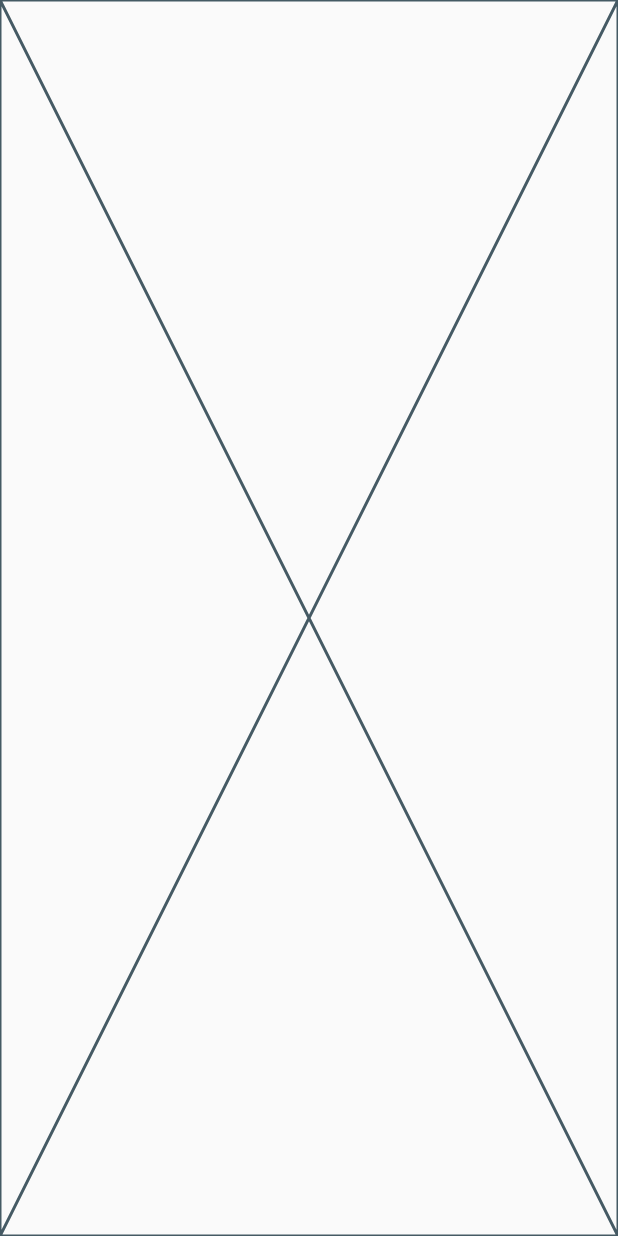
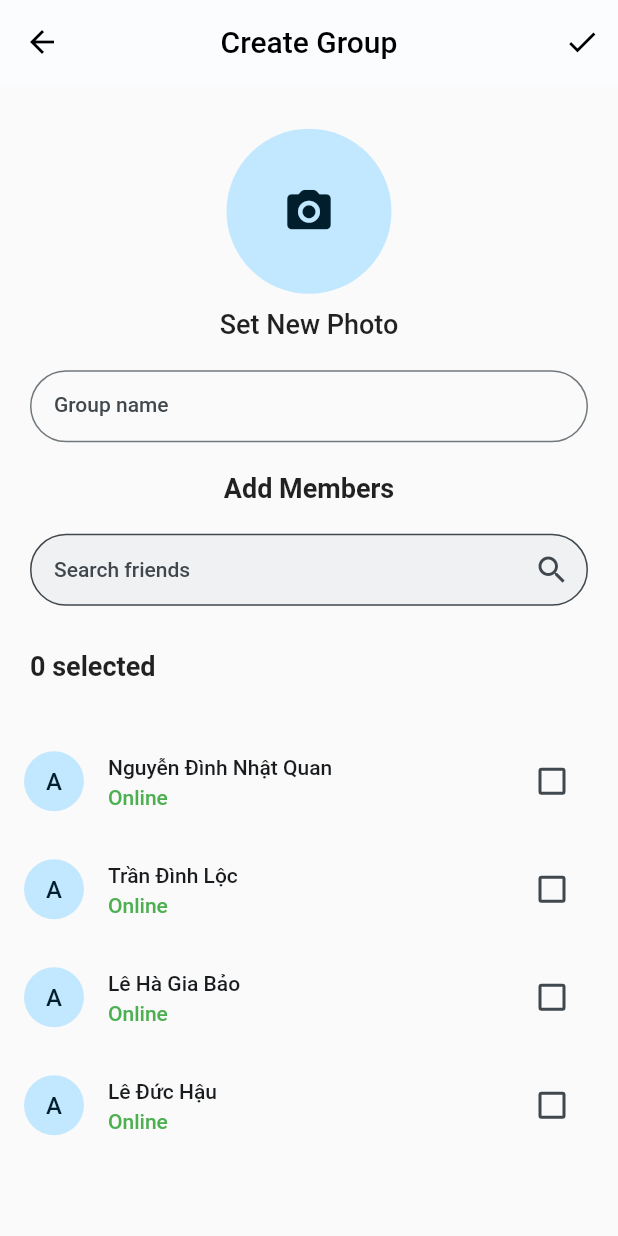
Before and after one commit to quangnhat22/cs_chat_app, a Flutter app: the CreateGroupPage screen opened directly, on a phone screen of 412 x 824 dp. Run offline on Flutter 3.47's test engine with Material 2 defaults, Android fonts, the phone set to English and light mode, and no system bars; our stand-ins replace cached_network_image, device_info_plus, dio, equatable, firebase_auth, firebase_core and 15 more; missing offline and left inert: wechat_assets_picker; accounts and stored records are empty; generated files the repository leaves out were written again; project files that could hold a hidden picture were left out.

Commit message:
Add create group

```diff
--- a/lib/core/langs/app_en.arb
+++ b/lib/core/langs/app_en.arb
@@ -79,5 +79,10 @@
   "camera_source_option": "Take photo",
   "gallery_source_option": "Choose from gallery",
   "create_group_app_bar_title": "Create Group",
-  "set_new_photo": "Set New Photo"
+  "set_new_photo": "Set New Photo",
+  "group_name": "Group name",
+  "add_members": "Add Members",
+  "search_friends": "Search friends",
+  "selected_text": "selected",
+  "user_status_online": "Online"
 }
--- a/lib/core/langs/app_vi.arb
+++ b/lib/core/langs/app_vi.arb
@@ -79,5 +79,10 @@
   "camera_source_option": "Chụp ảnh mới",
   "gallery_source_option": "Chọn ảnh từ thư viện",
   "create_group_app_bar_title": "Tạo Nhóm",
-  "set_new_photo": "Đổi Ảnh Mới"
+  "set_new_photo": "Đổi Ảnh Mới",
+  "group_name": "Tên nhóm",
+  "add_members": "Thêm Thành Viên",
+  "search_friends": "Tìm kiếm bạn bè",
+  "selected_text": "đã chọn",
+  "user_status_online": "Đang hoạt động"
 }
--- a/lib/presentation/group/create_group/create_group.dart
+++ b/lib/presentation/group/create_group/create_group.dart
@@ -2,8 +2,16 @@ library create_group;
 
 import 'dart:io';
 
+import 'package:chatapp/common/widgets/stateless/ink_well/ink_well_dynamic_border.dart';
+import 'package:chatapp/core/config/app_text_style.dart';
+import 'package:chatapp/core/routes/app_navigation.dart';
 import 'package:flutter/material.dart';
 import 'package:image_cropper/image_cropper.dart';
 import 'package:flutter_gen/gen_l10n/app_localizations.dart';
 import 'package:image_picker/image_picker.dart';
 import 'package:flutter_screenutil/flutter_screenutil.dart';
+import 'package:chatapp/core/config/app_text_style.dart';
+
+part 'page/create_group_page.dart';
+part 'widgets/group_set_photo.dart';
+part 'widgets/group_add_member.dart';
--- a/lib/presentation/group/create_group/page/create_group_page.dart
+++ b/lib/presentation/group/create_group/page/create_group_page.dart
@@ -1,9 +1,4 @@
-import 'dart:io';
-
-import 'package:flutter/material.dart';
-import 'package:image_cropper/image_cropper.dart';
-import 'package:wechat_camera_picker/wechat_camera_picker.dart';
-import 'package:image_picker/image_picker.dart';
+part of create_group;
 
 class CreateGroupPage extends StatefulWidget {
   const CreateGroupPage({super.key});
@@ -86,8 +81,88 @@ class _CreateGroupPageState extends State<CreateGroupPage> {
     }
   }
 
+  void _showImageDialog() {
+    showDialog(
+        context: context,
+        builder: (context) {
+          return AlertDialog(
+            title: Text(
+              AppLocalizations.of(context)!.choose_image_source_dialog_title,
+              style: const TextStyle(fontSize: 20),
+            ),
+            content: Column(
+              mainAxisSize: MainAxisSize.min,
+              children: <Widget>[
+                InkWellDynamicBorder(
+                  title: AppLocalizations.of(context)!.camera_source_option,
+                  leading: const Icon(
+                    Icons.camera_alt,
+                    color: Colors.black,
+                  ),
+                  onTap: () {
+                    Navigator.pop(context);
+                    _getFromCamera();
+                  },
+                ),
+                InkWellDynamicBorder(
+                  title: AppLocalizations.of(context)!.gallery_source_option,
+                  leading: const Icon(
+                    Icons.image,
+                    color: Colors.black,
+                  ),
+                  onTap: () {
+                    Navigator.pop(context);
+                    _getFromGallery();
+                  },
+                )
+              ],
+            ),
+          );
+        });
+  }
+
   @override
   Widget build(BuildContext context) {
-    return const Placeholder();
+    return Scaffold(
+      appBar: AppBar(
+        title: Text(AppLocalizations.of(context)!.create_group_app_bar_title),
+        centerTitle: true,
+        backgroundColor: Theme.of(context).colorScheme.background,
+        leading: IconButton(
+          onPressed: () {
+            NavigationUtil.pop();
+          },
+          icon: const Icon(Icons.arrow_back),
+        ),
+        actions: [
+          IconButton(
+            onPressed: () {
+              debugPrint(selectedFriends.toString());
+            },
+            icon: const Icon(Icons.done),
+          )
+        ],
+      ),
+      body: SingleChildScrollView(
+        child: Column(
+            crossAxisAlignment: CrossAxisAlignment.start,
+            children: <Widget>[
+              GroupSetPhoto(imageFile, _showImageDialog),
+              Padding(
+                padding:
+                    const EdgeInsets.symmetric(horizontal: 20, vertical: 20),
+                child: TextField(
+                  decoration: InputDecoration(
+                      border: OutlineInputBorder(
+                        borderRadius: BorderRadius.circular(24),
+                      ),
+                      label: Text(AppLocalizations.of(context)!.group_name)),
+                ),
+              ),
+              GroupAddMembers(selectedFriends, friendResults,
+                  handleSelectMembers, handleTextChange)
+            ]),
+      ),
+    );
   }
 }
--- /dev/null
+++ b/lib/presentation/group/create_group/widgets/group_add_member.dart
@@ -0,0 +1,70 @@
+part of create_group;
+
+class GroupAddMembers extends StatelessWidget {
+  final List<String> selectedFriends;
+  final List<String> friendResults;
+  final Function onSelectMembers;
+  final Function onTextChange;
+
+  const GroupAddMembers(this.selectedFriends, this.friendResults,
+      this.onSelectMembers, this.onTextChange,
+      {super.key});
+
+  @override
+  Widget build(BuildContext context) {
+    return Column(
+      crossAxisAlignment: CrossAxisAlignment.start,
+      children: <Widget>[
+        SizedBox(
+          width: double.infinity,
+          child: Text(
+            AppLocalizations.of(context)!.add_members,
+            textAlign: TextAlign.center,
+            style: AppTextStyles.mediumTitleTextStyle,
+          ),
+        ),
+        Padding(
+          padding: const EdgeInsets.only(left: 20, right: 20, top: 20),
+          child: TextField(
+            decoration: InputDecoration(
+                suffixIcon: const Icon(Icons.search),
+                filled: true,
+                fillColor: Theme.of(context).colorScheme.onInverseSurface,
+                border: OutlineInputBorder(
+                  borderRadius: BorderRadius.circular(24),
+                ),
+                hintText: AppLocalizations.of(context)!.search_friends),
+            onChanged: (value) {
+              onTextChange(value);
+            },
+          ),
+        ),
+        Padding(
+          padding: const EdgeInsets.symmetric(horizontal: 20, vertical: 30),
+          child: Text(
+            '${selectedFriends.length} ${AppLocalizations.of(context)!.selected_text}',
+            textAlign: TextAlign.start,
+            style: AppTextStyles.mediumTitleTextStyle,
+          ),
+        ),
+        ListView.builder(
+          shrinkWrap: true,
+          physics: const NeverScrollableScrollPhysics(),
+          itemBuilder: (context, index) {
+            return CheckboxListTile(
+                title: Text(friendResults[index]),
+                subtitle: Text(
+                  AppLocalizations.of(context)!.user_status_online,
+                  style: const TextStyle(color: Colors.green),
+                ),
+                secondary: const CircleAvatar(child: Text('A')),
+                value: selectedFriends.contains(friendResults[index]),
+                onChanged: (bool? value) =>
+                    onSelectMembers(friendResults[index]));
+          },
+          itemCount: friendResults.length,
+        )
+      ],
+    );
+  }
+}
--- a/lib/presentation/group/create_group/widgets/group_set_photo.dart
+++ b/lib/presentation/group/create_group/widgets/group_set_photo.dart
@@ -0,0 +1,56 @@
+part of create_group;
+
+class GroupSetPhoto extends StatelessWidget {
+  final File? imageFile;
+  final Function showImageDialog;
+
+  const GroupSetPhoto(this.imageFile, this.showImageDialog, {super.key});
+
+  @override
+  Widget build(BuildContext context) {
+    return Column(
+      children: [
+        SizedBox(
+          height: 25.h,
+        ),
+        Row(
+          mainAxisAlignment: MainAxisAlignment.center,
+          children: [
+            Column(
+              children: [
+                CircleAvatar(
+                  radius: 55,
+                  backgroundImage:
+                      imageFile != null ? FileImage(imageFile!) : null,
+                  child: imageFile != null
+                      ? null
+                      : IconButton(
+                          onPressed: () {
+                            showImageDialog();
+                          },
+                          icon: const Icon(
+                            Icons.camera_alt_rounded,
+                            size: 35,
+                          ),
+                        ),
+                ),
+                Padding(
+                  padding: const EdgeInsets.only(top: 10),
+                  child: GestureDetector(
+                    onTap: () {
+                      showImageDialog();
+                    },
+                    child: Text(
+                      AppLocalizations.of(context)!.set_new_photo,
+                      style: const TextStyle(fontSize: 18),
+                    ),
+                  ),
+                )
+              ],
+            )
+          ],
+        ),
+      ],
+    );
+  }
+}
```
